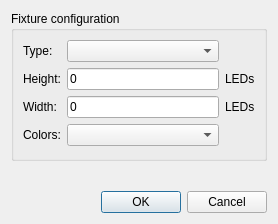
The window that PatternPaint/fixturesettings.ui (Blinkinlabs/PatternPaint) describes before a commit, drawn with Qt 5.
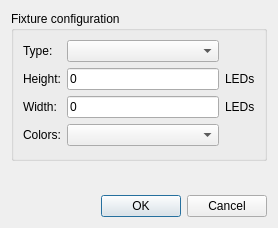
The same window after the commit.

Commit message: Add info dialog to main window, continue integrating different fixture types

Patch:
```diff
--- a/PatternPaint/fixturesettings.ui
+++ b/PatternPaint/fixturesettings.ui
@@ -7,7 +7,7 @@
     <x>0</x>
     <y>0</y>
     <width>278</width>
-    <height>224</height>
+    <height>228</height>
    </rect>
   </property>
   <property name="windowTitle">
```
Left out of the diff: 60 changed lines with no effect on the pictures. The commit also changes 6 other files.
